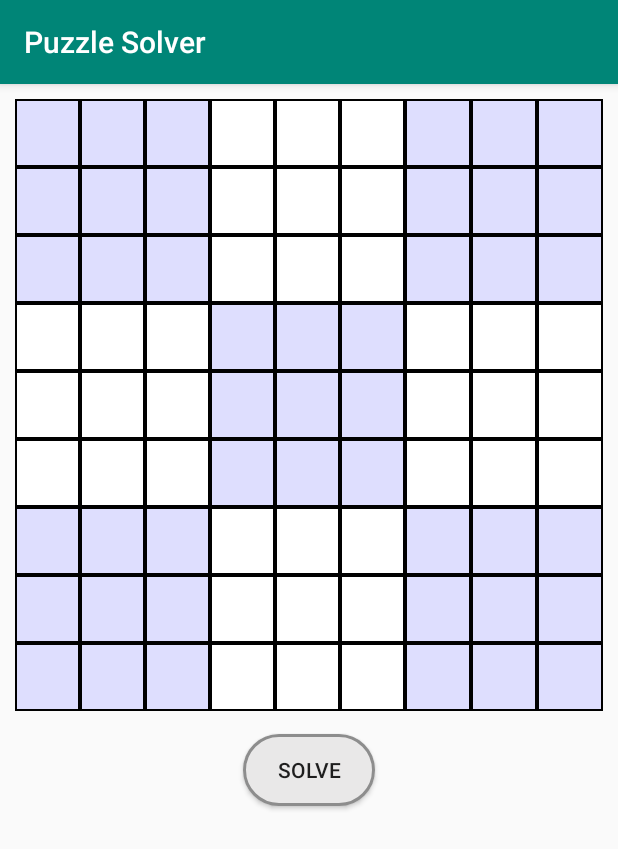
After one commit to kashew-developers/PuzzleSolver, an Android app: the Sudoku screen opened directly, with no data from a screen before it, on a phone screen of 412 x 824 dp. The commit adds this screen. Shown: the top 849 px of the screen. Run offline under Robolectric (Android 15) with nearby library versions, the phone set to English and light mode, and no system bars.

Commit message:
Add Sudoku.java, Only View is generated with no functionality

```diff
--- a/app/src/main/AndroidManifest.xml
+++ b/app/src/main/AndroidManifest.xml
@@ -9,6 +9,13 @@
         android:roundIcon="@drawable/logo"
         android:supportsRtl="true"
         android:theme="@style/AppTheme">
+        <activity
+            android:name=".Sudoku"
+            android:windowSoftInputMode="stateUnchanged">
+            <intent-filter>
+                <action android:name="android.intent.action.VIEW" />
+            </intent-filter>
+        </activity>
         <activity
             android:name=".GoFigure"
             android:screenOrientation="userLandscape">
--- a/app/src/main/java/in/kashewdevelopers/puzzlesolver/MainActivity.java
+++ b/app/src/main/java/in/kashewdevelopers/puzzlesolver/MainActivity.java
@@ -31,6 +31,13 @@ public class MainActivity extends AppCompatActivity {
             }
         });
 
+        sudokuCard.setOnClickListener(new View.OnClickListener() {
+            @Override
+            public void onClick(View v) {
+                startActivity(new Intent(MainActivity.this, Sudoku.class));
+            }
+        });
+
     }
 
     @Override
--- /dev/null
+++ b/app/src/main/java/in/kashewdevelopers/puzzlesolver/Sudoku.java
@@ -0,0 +1,59 @@
+package in.kashewdevelopers.puzzlesolver;
+
+import androidx.appcompat.app.AppCompatActivity;
+
+import android.os.Bundle;
+import android.renderscript.ScriptGroup;
+import android.text.InputType;
+import android.util.Log;
+import android.view.Gravity;
+import android.widget.EditText;
+import android.widget.LinearLayout;
+import android.widget.TextView;
+
+public class Sudoku extends AppCompatActivity {
+
+    LinearLayout sudokuBoxLayout;
+
+    @Override
+    protected void onCreate(Bundle savedInstanceState) {
+        super.onCreate(savedInstanceState);
+        setContentView(R.layout.activity_sudoku);
+
+        sudokuBoxLayout = findViewById(R.id.sudokuBoxes);
+        createSudokuBoxes();
+
+    }
+
+    public void createSudokuBoxes() {
+
+        for (int r = 0; r < 9; r++) {
+            LinearLayout row = new LinearLayout(this);
+            row.setLayoutParams(new LinearLayout.LayoutParams(LinearLayout.LayoutParams.MATCH_PARENT, LinearLayout.LayoutParams.WRAP_CONTENT));
+
+            for (int i = 0; i < 9; i++) {
+                EditText box = new EditText(this);
+                LinearLayout.LayoutParams layoutParams = new LinearLayout.LayoutParams(0, LinearLayout.LayoutParams.WRAP_CONTENT, 1);
+                layoutParams.setMargins(0, 0, 0, 0);
+                box.setLayoutParams(layoutParams);
+
+                if( r < 3 || r > 5 ){
+                    if( i < 3 || i > 5 ) box.setBackgroundResource(R.drawable.shaded_box);
+                    else box.setBackgroundResource(R.drawable.white_box);
+                }
+                else {
+                    if( i < 3 || i > 5 ) box.setBackgroundResource(R.drawable.white_box);
+                    else box.setBackgroundResource(R.drawable.shaded_box);
+                }
+
+                box.setGravity(Gravity.CENTER);
+                box.setInputType(InputType.TYPE_CLASS_NUMBER);
+                row.addView(box);
+            }
+
+            sudokuBoxLayout.addView(row);
+        }
+    }
+
+
+}
--- /dev/null
+++ b/app/src/main/res/drawable/shaded_box.xml
@@ -0,0 +1,9 @@
+<?xml version="1.0" encoding="utf-8"?>
+<shape xmlns:android="http://schemas.android.com/apk/res/android">
+
+    <solid android:color="#e3dbdbff" />
+    <stroke
+        android:width="1dp"
+        android:color="#000000" />
+
+</shape>
--- /dev/null
+++ b/app/src/main/res/drawable/white_box.xml
@@ -0,0 +1,9 @@
+<?xml version="1.0" encoding="utf-8"?>
+<shape xmlns:android="http://schemas.android.com/apk/res/android">
+
+    <solid android:color="#ffffffff" />
+    <stroke
+        android:width="1dp"
+        android:color="#000000" />
+
+</shape>
--- /dev/null
+++ b/app/src/main/res/layout/activity_sudoku.xml
@@ -0,0 +1,33 @@
+<?xml version="1.0" encoding="utf-8"?>
+<ScrollView xmlns:android="http://schemas.android.com/apk/res/android"
+    xmlns:tools="http://schemas.android.com/tools"
+    android:layout_width="match_parent"
+    android:layout_height="match_parent"
+    tools:context=".Sudoku">
+
+    <LinearLayout
+        android:layout_width="match_parent"
+        android:layout_height="wrap_content"
+        android:id="@+id/mainLayout"
+        android:orientation="vertical">
+
+        <LinearLayout
+            android:layout_width="match_parent"
+            android:layout_height="wrap_content"
+            android:id="@+id/sudokuBoxes"
+            android:orientation="vertical"
+            android:padding="10dp">
+
+        </LinearLayout>
+
+        <Button
+            android:layout_width="wrap_content"
+            android:layout_height="wrap_content"
+            android:layout_gravity="center_horizontal"
+            android:text="@string/solve"
+            android:background="@drawable/button_box"
+            android:layout_margin="5dp"/>
+
+    </LinearLayout>
+
+</ScrollView>
```
